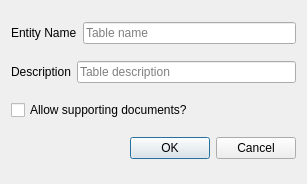
The window that ui/wizard/ui_entity.ui (gltn/stdm) describes before a commit, drawn with Qt 5.
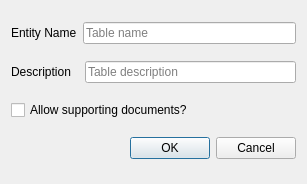
The same window after the commit.

Patch:
```diff
--- a/ui/wizard/ui_entity.ui
+++ b/ui/wizard/ui_entity.ui
@@ -57,9 +57,15 @@
     <layout class="QHBoxLayout" name="horizontalLayout_2">
      <item>
       <widget class="QLabel" name="label_2">
+       <property name="minimumSize">
+        <size>
+         <width>68</width>
+         <height>0</height>
+        </size>
+       </property>
        <property name="maximumSize">
         <size>
-         <width>101</width>
+         <width>16777215</width>
          <height>16777215</height>
         </size>
        </property>
@@ -72,7 +78,7 @@
       <widget class="QLineEdit" name="edtDesc">
        <property name="minimumSize">
         <size>
-         <width>120</width>
+         <width>0</width>
          <height>0</height>
         </size>
        </property>
```
Left out of the diff: 3 changed lines with no effect on the pictures.
